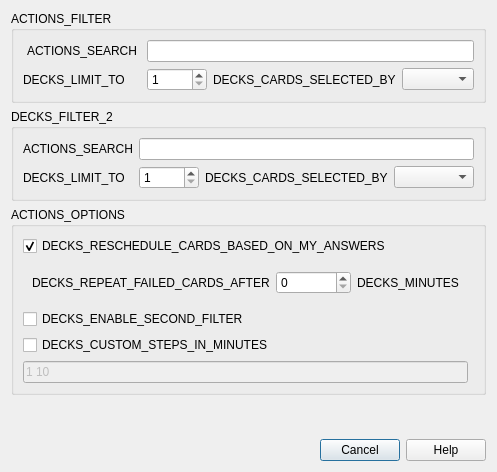
First picture: the form in qt/aqt/forms/dyndconf.ui, repository ankitects/anki, before the edit.
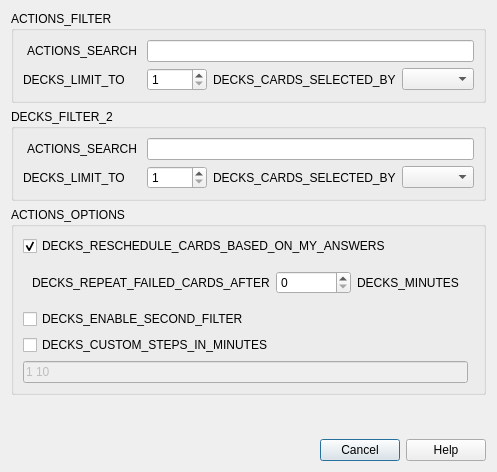
Second picture: the form after the edit.

```diff
--- a/qt/aqt/forms/dyndconf.ui
+++ b/qt/aqt/forms/dyndconf.ui
@@ -94,13 +94,6 @@
       <item row="0" column="1" colspan="4">
        <widget class="QLineEdit" name="search_2"/>
       </item>
-      <item row="0" column="0">
-       <widget class="QLabel" name="label_3">
-        <property name="text">
-         <string>ACTIONS_SEARCH</string>
-        </property>
-       </widget>
-      </item>
       <item row="1" column="1">
        <widget class="QSpinBox" name="limit_2">
         <property name="maximumSize">
@@ -124,6 +117,22 @@
         </property>
        </widget>
       </item>
+      <item row="0" column="0">
+       <widget class="QPushButton" name="search_button_2">
+        <property name="toolTip">
+         <string>SEARCH_VIEW_IN_BROWSER</string>
+        </property>
+        <property name="text">
+         <string>ACTIONS_SEARCH</string>
+        </property>
+        <property name="autoDefault">
+         <bool>false</bool>
+        </property>
+        <property name="flat">
+         <bool>true</bool>
+        </property>
+       </widget>
+      </item>
      </layout>
     </widget>
    </item>
```
Left out of the diff: 48 changed lines with no effect on the pictures.
